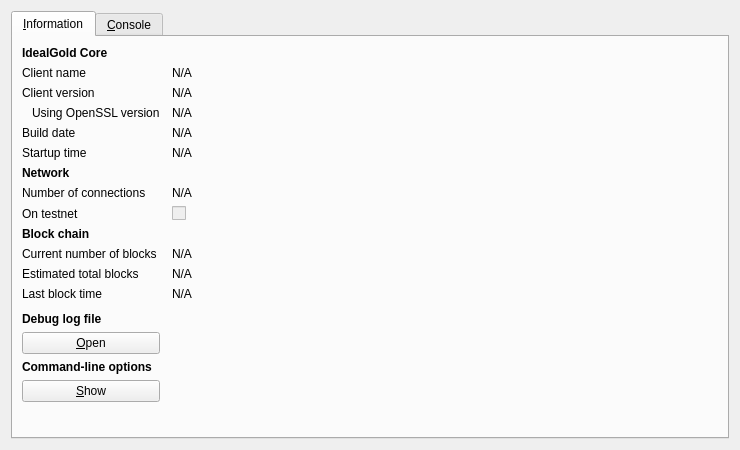
Before: the Qt Designer form src/qt/forms/rpcconsole.ui in IDealCash-Community-Project/IdealGold-DEALT, drawn with Qt 5.
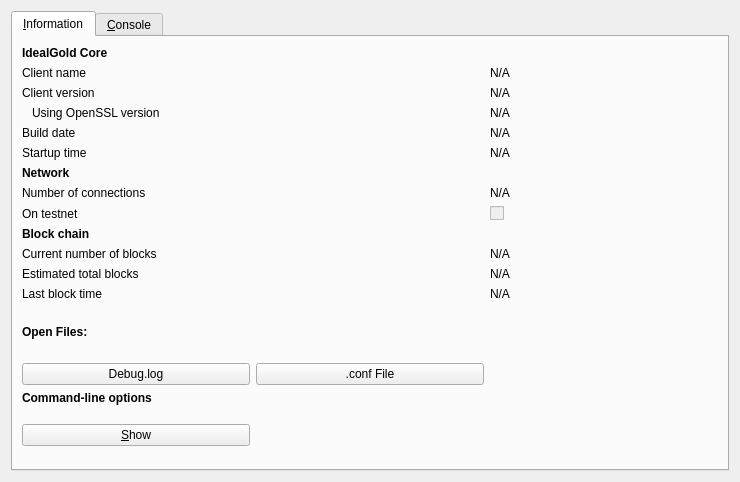
After: the same form once the commit is applied. Icons and pictures are not drawn.

Diff of the .ui file:
```diff
--- a/src/qt/forms/rpcconsole.ui
+++ b/src/qt/forms/rpcconsole.ui
@@ -7,7 +7,7 @@
     <x>0</x>
     <y>0</y>
     <width>740</width>
-    <height>450</height>
+    <height>482</height>
    </rect>
   </property>
   <property name="windowTitle">
@@ -23,10 +23,7 @@
       <attribute name="title">
        <string>&amp;Information</string>
       </attribute>
-      <layout class="QGridLayout" name="gridLayout" columnstretch="0,1">
-       <property name="horizontalSpacing">
-        <number>12</number>
-       </property>
+      <layout class="QGridLayout" name="gridLayout_2">
        <item row="0" column="0">
         <widget class="QLabel" name="label_9">
          <property name="font">
@@ -47,7 +44,7 @@
          </property>
         </widget>
        </item>
-       <item row="1" column="1">
+       <item row="1" column="2">
         <widget class="QLabel" name="clientName">
          <property name="cursor">
           <cursorShape>IBeamCursor</cursorShape>
@@ -70,7 +67,7 @@
          </property>
         </widget>
        </item>
-       <item row="2" column="1">
+       <item row="2" column="2">
         <widget class="QLabel" name="clientVersion">
          <property name="cursor">
           <cursorShape>IBeamCursor</cursorShape>
@@ -86,7 +83,7 @@
          </property>
         </widget>
        </item>
-       <item row="3" column="0">
+       <item row="3" column="0" colspan="2">
         <widget class="QLabel" name="label_14">
          <property name="text">
           <string>Using OpenSSL version</string>
@@ -96,7 +93,7 @@
          </property>
         </widget>
        </item>
-       <item row="3" column="1">
+       <item row="3" column="2">
         <widget class="QLabel" name="openSSLVersion">
          <property name="cursor">
           <cursorShape>IBeamCursor</cursorShape>
@@ -119,7 +116,7 @@
          </property>
         </widget>
        </item>
-       <item row="4" column="1">
+       <item row="4" column="2">
         <widget class="QLabel" name="buildDate">
          <property name="cursor">
           <cursorShape>IBeamCursor</cursorShape>
@@ -142,7 +139,7 @@
          </property>
         </widget>
        </item>
-       <item row="5" column="1">
+       <item row="5" column="2">
         <widget class="QLabel" name="startupTime">
          <property name="cursor">
           <cursorShape>IBeamCursor</cursorShape>
@@ -178,7 +175,7 @@
          </property>
         </widget>
        </item>
-       <item row="7" column="1">
+       <item row="7" column="2">
         <widget class="QLabel" name="numberOfConnections">
          <property name="cursor">
           <cursorShape>IBeamCursor</cursorShape>
@@ -201,7 +198,7 @@
          </property>
         </widget>
        </item>
-       <item row="8" column="1">
+       <item row="8" column="2">
         <widget class="QCheckBox" name="isTestNet">
          <property name="enabled">
           <bool>false</bool>
@@ -224,14 +221,14 @@
          </property>
         </widget>
        </item>
-       <item row="10" column="0">
+       <item row="10" column="0" colspan="2">
         <widget class="QLabel" name="label_3">
          <property name="text">
           <string>Current number of blocks</string>
          </property>
         </widget>
        </item>
-       <item row="10" column="1">
+       <item row="10" column="2">
         <widget class="QLabel" name="numberOfBlocks">
          <property name="cursor">
           <cursorShape>IBeamCursor</cursorShape>
@@ -254,7 +251,7 @@
          </property>
         </widget>
        </item>
-       <item row="11" column="1">
+       <item row="11" column="2">
         <widget class="QLabel" name="totalBlocks">
          <property name="cursor">
           <cursorShape>IBeamCursor</cursorShape>
@@ -277,7 +274,7 @@
          </property>
         </widget>
        </item>
-       <item row="12" column="1">
+       <item row="12" column="2">
         <widget class="QLabel" name="lastBlockTime">
          <property name="cursor">
           <cursorShape>IBeamCursor</cursorShape>
@@ -294,45 +291,65 @@
         </widget>
        </item>
        <item row="13" column="0">
+        <widget class="QLabel" name="labelDebugLogfile">
+         <property name="font">
+          <font>
+           <weight>75</weight>
+           <bold>true</bold>
+          </font>
+         </property>
+         <property name="text">
+          <string>Open Files:</string>
+         </property>
+        </widget>
+       </item>
+       <item row="13" column="1">
         <spacer name="verticalSpacer_2">
          <property name="orientation">
           <enum>Qt::Vertical</enum>
          </property>
          <property name="sizeHint" stdset="0">
           <size>
-           <width>20</width>
-           <height>20</height>
+           <width>17</width>
+           <height>14</height>
           </size>
          </property>
         </spacer>
        </item>
-       <item row="14" column="0">
-        <widget class="QLabel" name="labelDebugLogfile">
-         <property name="font">
-          <font>
-           <weight>75</weight>
-           <bold>true</bold>
-          </font>
-         </property>
-         <property name="text">
-          <string>Debug log file</string>
-         </property>
-        </widget>
+       <item row="14" column="0" colspan="2">
+        <layout class="QGridLayout" name="gridLayout">
+         <item row="0" column="0">
+          <widget class="QPushButton" name="openDebugLogfileButton">
+           <property name="enabled">
+            <bool>true</bool>
+           </property>
+           <property name="toolTip">
+            <string>Open the IdealGold debug log file from the current data directory. This can take a few seconds for large log files.</string>
+           </property>
+           <property name="text">
+            <string>Debug.log</string>
+           </property>
+           <property name="autoDefault">
+            <bool>false</bool>
+           </property>
+          </widget>
+         </item>
+         <item row="0" column="1">
+          <widget class="QPushButton" name="openConfigurationfileButton">
+           <property name="toolTip">
+            <string>Open the IdealGold configuration file from the current data directory.</string>
+           </property>
+           <property name="text">
+            <string>.conf File</string>
+           </property>
+           <property name="autoDefault">
+            <bool>false</bool>
+           </property>
+          </widget>
+         </item>
+        </layout>
        </item>
        <item row="15" column="0">
-        <widget class="QPushButton" name="openDebugLogfileButton">
-         <property name="toolTip">
-          <string>Open the IdealGold debug log file from the current data directory. This can take a few seconds for large log files.</string>
-         </property>
-         <property name="text">
-          <string>&amp;Open</string>
-         </property>
-         <property name="autoDefault">
-          <bool>false</bool>
-         </property>
-        </widget>
-       </item>
-       <item row="16" column="0">
         <widget class="QLabel" name="labelCLOptions">
          <property name="font">
           <font>
@@ -345,7 +362,7 @@
          </property>
         </widget>
        </item>
-       <item row="17" column="0">
+       <item row="16" column="0">
         <widget class="QPushButton" name="showCLOptionsButton">
          <property name="toolTip">
           <string>Show the IdealGold-Qt help message to get a list with possible IdealGold command-line options.</string>
@@ -358,15 +375,15 @@
          </property>
         </widget>
        </item>
-       <item row="18" column="0">
+       <item row="16" column="1">
         <spacer name="verticalSpacer">
          <property name="orientation">
           <enum>Qt::Vertical</enum>
          </property>
          <property name="sizeHint" stdset="0">
           <size>
-           <width>20</width>
-           <height>40</height>
+           <width>17</width>
+           <height>34</height>
           </size>
          </property>
         </spacer>
```
